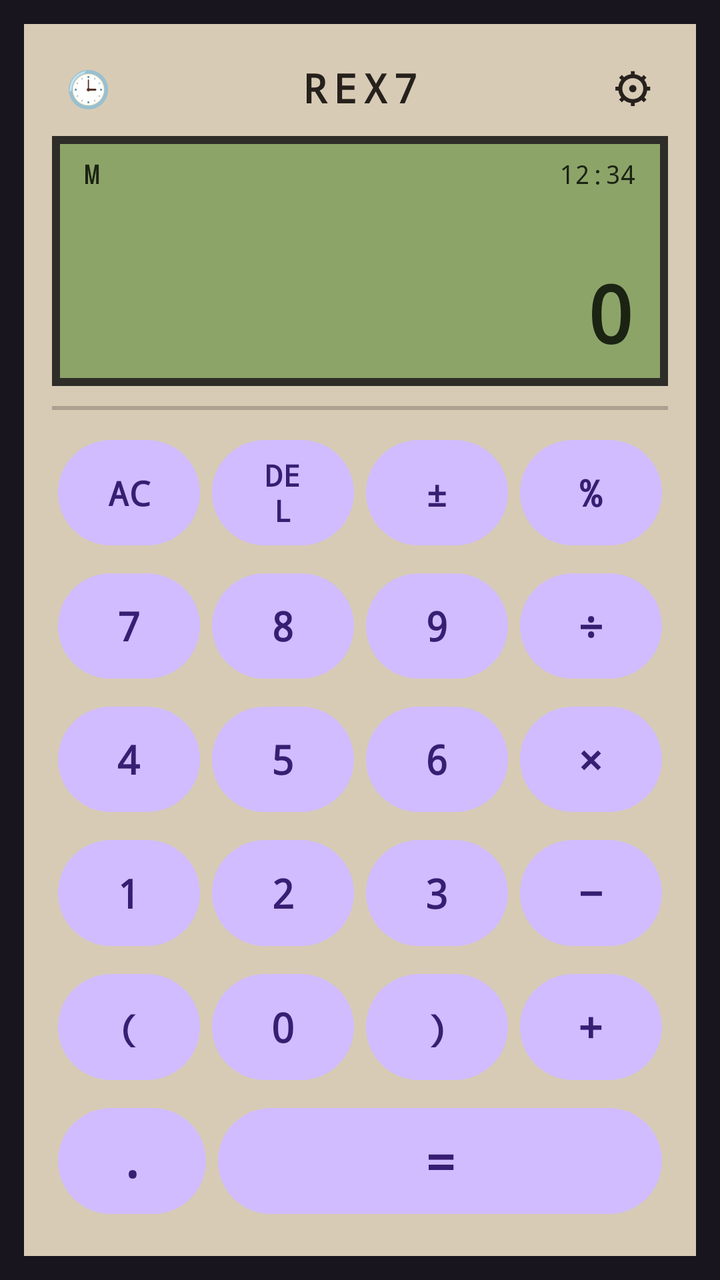
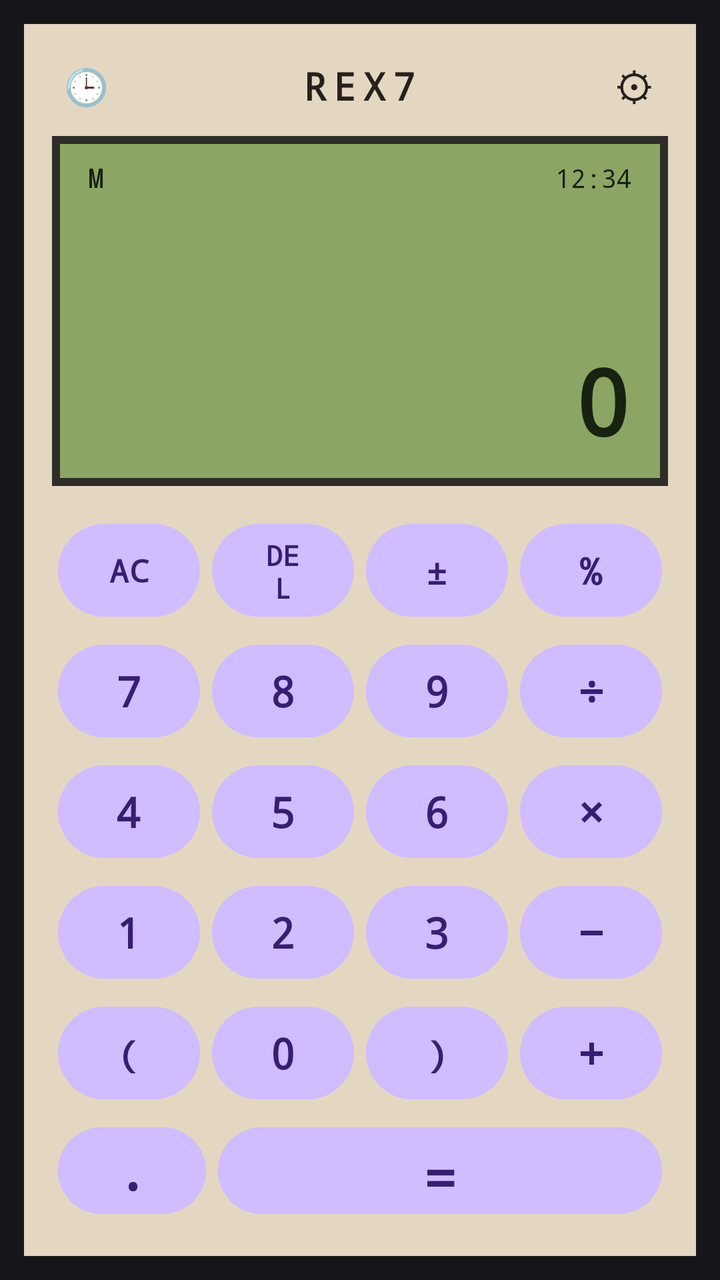

Before-and-after screenshots of an Android layout around one commit, followed by the original layout XML and the change that was made.
<!-- AndroidManifest.xml: application theme Theme.REX7Calculator -->
<!-- res/layout/activity_main.xml -->
<?xml version="1.0" encoding="utf-8"?>
<LinearLayout xmlns:android="http://schemas.android.com/apk/res/android"
    android:id="@+id/rootContainer"
    android:layout_width="match_parent"
    android:layout_height="match_parent"
    android:background="#18151E"
    android:gravity="center"
    android:orientation="vertical"
    android:padding="12dp">

    
    <LinearLayout
        android:id="@+id/chassisLayout"
        android:layout_width="match_parent"
        android:layout_height="match_parent"
        android:background="#D8CBB5"
        android:orientation="vertical"
        android:padding="14dp">

        
        <RelativeLayout
            android:layout_width="match_parent"
            android:layout_height="36dp">

            <TextView
                android:id="@+id/btnHistory"
                android:layout_width="36dp"
                android:layout_height="36dp"
                android:layout_alignParentStart="true"
                android:gravity="center"
                android:text="🕒"
                android:textSize="18sp" />

            <TextView
                android:id="@+id/tvBrand"
                android:layout_width="wrap_content"
                android:layout_height="wrap_content"
                android:layout_centerInParent="true"
                android:fontFamily="monospace"
                android:letterSpacing="0.15"
                android:text="REX7"
                android:textColor="#26211C"
                android:textSize="20sp"
                android:textStyle="bold" />

            <TextView
                android:id="@+id/btnSettings"
                android:layout_width="36dp"
                android:layout_height="36dp"
                android:layout_alignParentEnd="true"
                android:gravity="center"
                android:text="⚙"
                android:textColor="#26211C"
                android:textSize="20sp"
                android:textStyle="bold" />
        </RelativeLayout>

        
        <LinearLayout
            android:id="@+id/lcdBorderLayout"
            android:layout_width="match_parent"
            android:layout_height="125dp"
            android:layout_marginTop="6dp"
            android:layout_marginBottom="10dp"
            android:background="#2E2D28"
            android:padding="4dp">

            <LinearLayout
                android:id="@+id/lcdScreen"
                android:layout_width="match_parent"
                android:layout_height="match_parent"
                android:background="#8DA469"
                android:orientation="vertical"
                android:paddingStart="12dp"
                android:paddingTop="6dp"
                android:paddingEnd="12dp"
                android:paddingBottom="6dp">

                <RelativeLayout
                    android:layout_width="match_parent"
                    android:layout_height="wrap_content">

                    <TextView
                        android:id="@+id/tvLcdFlag"
                        android:layout_width="wrap_content"
                        android:layout_height="wrap_content"
                        android:fontFamily="monospace"
                        android:text="M"
                        android:textColor="#1B2313"
                        android:textSize="13sp"
                        android:textStyle="bold" />

                    <TextView
                        android:id="@+id/tvLcdClock"
                        android:layout_width="wrap_content"
                        android:layout_height="wrap_content"
                        android:layout_alignParentEnd="true"
                        android:fontFamily="monospace"
                        android:text="12:34"
                        android:textColor="#1B2313"
                        android:textSize="13sp" />
                </RelativeLayout>

                <TextView
                    android:id="@+id/tvExpression"
                    android:layout_width="match_parent"
                    android:layout_height="0dp"
                    android:layout_weight="1"
                    android:fontFamily="monospace"
                    android:gravity="start|center_vertical"
                    android:letterSpacing="0.05"
                    android:maxLines="1"
                    android:text=""
                    android:textColor="#1B2313"
                    android:textSize="20sp" />

                <TextView
                    android:id="@+id/tvResult"
                    android:layout_width="match_parent"
                    android:layout_height="wrap_content"
                    android:fontFamily="monospace"
                    android:gravity="end|bottom"
                    android:letterSpacing="0.05"
                    android:maxLines="1"
                    android:text="0"
                    android:textColor="#1B2313"
                    android:textSize="40sp"
                    android:textStyle="bold" />
            </LinearLayout>
        </LinearLayout>

        
        <View
            android:layout_width="match_parent"
            android:layout_height="2dp"
            android:layout_marginBottom="8dp"
            android:alpha="0.2"
            android:background="#000000" />

        
        <LinearLayout
            android:layout_width="match_parent"
            android:layout_height="0dp"
            android:layout_weight="1"
            android:orientation="vertical">

            
            <LinearLayout android:layout_width="match_parent" android:layout_height="0dp" android:layout_weight="1" android:orientation="horizontal">
                <Button android:id="@+id/btnAC" android:layout_width="0dp" android:layout_height="match_parent" android:layout_weight="1" android:layout_margin="3dp" android:fontFamily="monospace" android:text="AC" android:textSize="17sp" android:textStyle="bold" />
                <Button android:id="@+id/btnDel" android:layout_width="0dp" android:layout_height="match_parent" android:layout_weight="1" android:layout_margin="3dp" android:fontFamily="monospace" android:text="DEL" android:textSize="15sp" android:textStyle="bold" />
                <Button android:id="@+id/btnToggleSign" android:layout_width="0dp" android:layout_height="match_parent" android:layout_weight="1" android:layout_margin="3dp" android:fontFamily="monospace" android:text="±" android:textSize="18sp" android:textStyle="bold" />
                <Button android:id="@+id/btnPercent" android:layout_width="0dp" android:layout_height="match_parent" android:layout_weight="1" android:layout_margin="3dp" android:fontFamily="monospace" android:text="%" android:textSize="18sp" android:textStyle="bold" />
            </LinearLayout>

            
            <LinearLayout android:layout_width="match_parent" android:layout_height="0dp" android:layout_weight="1" android:orientation="horizontal">
                <Button android:id="@+id/btn7" android:layout_width="0dp" android:layout_height="match_parent" android:layout_weight="1" android:layout_margin="3dp" android:fontFamily="monospace" android:text="7" android:textSize="20sp" android:textStyle="bold" />
                <Button android:id="@+id/btn8" android:layout_width="0dp" android:layout_height="match_parent" android:layout_weight="1" android:layout_margin="3dp" android:fontFamily="monospace" android:text="8" android:textSize="20sp" android:textStyle="bold" />
                <Button android:id="@+id/btn9" android:layout_width="0dp" android:layout_height="match_parent" android:layout_weight="1" android:layout_margin="3dp" android:fontFamily="monospace" android:text="9" android:textSize="20sp" android:textStyle="bold" />
                <Button android:id="@+id/btnDivide" android:layout_width="0dp" android:layout_height="match_parent" android:layout_weight="1" android:layout_margin="3dp" android:fontFamily="monospace" android:text="÷" android:textSize="22sp" android:textStyle="bold" />
            </LinearLayout>

            
            <LinearLayout android:layout_width="match_parent" android:layout_height="0dp" android:layout_weight="1" android:orientation="horizontal">
                <Button android:id="@+id/btn4" android:layout_width="0dp" android:layout_height="match_parent" android:layout_weight="1" android:layout_margin="3dp" android:fontFamily="monospace" android:text="4" android:textSize="20sp" android:textStyle="bold" />
                <Button android:id="@+id/btn5" android:layout_width="0dp" android:layout_height="match_parent" android:layout_weight="1" android:layout_margin="3dp" android:fontFamily="monospace" android:text="5" android:textSize="20sp" android:textStyle="bold" />
                <Button android:id="@+id/btn6" android:layout_width="0dp" android:layout_height="match_parent" android:layout_weight="1" android:layout_margin="3dp" android:fontFamily="monospace" android:text="6" android:textSize="20sp" android:textStyle="bold" />
                <Button android:id="@+id/btnMultiply" android:layout_width="0dp" android:layout_height="match_parent" android:layout_weight="1" android:layout_margin="3dp" android:fontFamily="monospace" android:text="×" android:textSize="22sp" android:textStyle="bold" />
            </LinearLayout>

            
            <LinearLayout android:layout_width="match_parent" android:layout_height="0dp" android:layout_weight="1" android:orientation="horizontal">
                <Button android:id="@+id/btn1" android:layout_width="0dp" android:layout_height="match_parent" android:layout_weight="1" android:layout_margin="3dp" android:fontFamily="monospace" android:text="1" android:textSize="20sp" android:textStyle="bold" />
                <Button android:id="@+id/btn2" android:layout_width="0dp" android:layout_height="match_parent" android:layout_weight="1" android:layout_margin="3dp" android:fontFamily="monospace" android:text="2" android:textSize="20sp" android:textStyle="bold" />
                <Button android:id="@+id/btn3" android:layout_width="0dp" android:layout_height="match_parent" android:layout_weight="1" android:layout_margin="3dp" android:fontFamily="monospace" android:text="3" android:textSize="20sp" android:textStyle="bold" />
                <Button android:id="@+id/btnMinus" android:layout_width="0dp" android:layout_height="match_parent" android:layout_weight="1" android:layout_margin="3dp" android:fontFamily="monospace" android:text="−" android:textSize="22sp" android:textStyle="bold" />
            </LinearLayout>

            
            <LinearLayout android:layout_width="match_parent" android:layout_height="0dp" android:layout_weight="1" android:orientation="horizontal">
                <Button android:id="@+id/btnParenOpen" android:layout_width="0dp" android:layout_height="match_parent" android:layout_weight="1" android:layout_margin="3dp" android:fontFamily="monospace" android:text="(" android:textSize="18sp" android:textStyle="bold" />
                <Button android:id="@+id/btn0" android:layout_width="0dp" android:layout_height="match_parent" android:layout_weight="1" android:layout_margin="3dp" android:fontFamily="monospace" android:text="0" android:textSize="20sp" android:textStyle="bold" />
                <Button android:id="@+id/btnParenClose" android:layout_width="0dp" android:layout_height="match_parent" android:layout_weight="1" android:layout_margin="3dp" android:fontFamily="monospace" android:text=")" android:textSize="18sp" android:textStyle="bold" />
                <Button android:id="@+id/btnPlus" android:layout_width="0dp" android:layout_height="match_parent" android:layout_weight="1" android:layout_margin="3dp" android:fontFamily="monospace" android:text="+" android:textSize="22sp" android:textStyle="bold" />
            </LinearLayout>

            
            <LinearLayout android:layout_width="match_parent" android:layout_height="0dp" android:layout_weight="1" android:orientation="horizontal">
                <Button android:id="@+id/btnDot" android:layout_width="0dp" android:layout_height="match_parent" android:layout_weight="1" android:layout_margin="3dp" android:fontFamily="monospace" android:text="." android:textSize="22sp" android:textStyle="bold" />
                <Button android:id="@+id/btnEqual" android:layout_width="0dp" android:layout_height="match_parent" android:layout_weight="3" android:layout_margin="3dp" android:fontFamily="monospace" android:text="=" android:textSize="26sp" android:textStyle="bold" />
            </LinearLayout>

        </LinearLayout>
    </LinearLayout>
</LinearLayout>
<!-- resources referenced by this layout -->
<resources>
  <style name="Theme.REX7Calculator" parent="Theme.Material3.Dark.NoActionBar">
          <item name="android:statusBarColor">#121214</item>
          <item name="android:navigationBarColor">#121214</item>
          <item name="android:windowLightStatusBar">false</item>
      </style>
</resources>

<!-- the commit's change to res/layout/activity_main.xml (unified diff, before → after) -->
@@ -3,65 +3,58 @@
     android:id="@+id/rootContainer"
     android:layout_width="match_parent"
     android:layout_height="match_parent"
-    android:background="#18151E"
+    android:background="#15161A"
     android:gravity="center"
     android:orientation="vertical"
     android:padding="12dp">
 
-    
     <LinearLayout
         android:id="@+id/chassisLayout"
         android:layout_width="match_parent"
         android:layout_height="match_parent"
-        android:background="#D8CBB5"
+        android:background="#E4D7C2"
         android:orientation="vertical"
         android:padding="14dp">
 
-        
         <RelativeLayout
             android:layout_width="match_parent"
-            android:layout_height="36dp">
-
+            android:layout_height="34dp">
             <TextView
                 android:id="@+id/btnHistory"
-                android:layout_width="36dp"
-                android:layout_height="36dp"
+                android:layout_width="34dp"
+                android:layout_height="34dp"
                 android:layout_alignParentStart="true"
                 android:gravity="center"
                 android:text="🕒"
                 android:textSize="18sp" />
-
             <TextView
                 android:id="@+id/tvBrand"
                 android:layout_width="wrap_content"
                 android:layout_height="wrap_content"
                 android:layout_centerInParent="true"
                 android:fontFamily="monospace"
-                android:letterSpacing="0.15"
+                android:letterSpacing="0.18"
                 android:text="REX7"
                 android:textColor="#26211C"
-                android:textSize="20sp"
+                android:textSize="19sp"
                 android:textStyle="bold" />
-
             <TextView
                 android:id="@+id/btnSettings"
-                android:layout_width="36dp"
-                android:layout_height="36dp"
+                android:layout_width="34dp"
+                android:layout_height="34dp"
                 android:layout_alignParentEnd="true"
                 android:gravity="center"
                 android:text="⚙"
                 android:textColor="#26211C"
-                android:textSize="20sp"
-                android:textStyle="bold" />
+                android:textSize="20sp" />
         </RelativeLayout>
 
-        
         <LinearLayout
             android:id="@+id/lcdBorderLayout"
             android:layout_width="match_parent"
-            android:layout_height="125dp"
-            android:layout_marginTop="6dp"
-            android:layout_marginBottom="10dp"
+            android:layout_height="175dp"
+            android:layout_marginTop="8dp"
+            android:layout_marginBottom="12dp"
             android:background="#2E2D28"
             android:padding="4dp">
 
@@ -69,27 +62,25 @@
                 android:id="@+id/lcdScreen"
                 android:layout_width="match_parent"
                 android:layout_height="match_parent"
-                android:background="#8DA469"
+                android:background="#8BA664"
                 android:orientation="vertical"
-                android:paddingStart="12dp"
-                android:paddingTop="6dp"
-                android:paddingEnd="12dp"
-                android:paddingBottom="6dp">
+                android:paddingStart="14dp"
+                android:paddingTop="8dp"
+                android:paddingEnd="14dp"
+                android:paddingBottom="8dp">
 
                 <RelativeLayout
                     android:layout_width="match_parent"
                     android:layout_height="wrap_content">
-
                     <TextView
                         android:id="@+id/tvLcdFlag"
                         android:layout_width="wrap_content"
                         android:layout_height="wrap_content"
                         android:fontFamily="monospace"
                         android:text="M"
-                        android:textColor="#1B2313"
+                        android:textColor="#182210"
                         android:textSize="13sp"
                         android:textStyle="bold" />
-
                     <TextView
                         android:id="@+id/tvLcdClock"
                         android:layout_width="wrap_content"
@@ -97,7 +88,7 @@
                         android:layout_alignParentEnd="true"
                         android:fontFamily="monospace"
                         android:text="12:34"
-                        android:textColor="#1B2313"
+                        android:textColor="#182210"
                         android:textSize="13sp" />
                 </RelativeLayout>
 
@@ -111,8 +102,8 @@
                     android:letterSpacing="0.05"
                     android:maxLines="1"
                     android:text=""
-                    android:textColor="#1B2313"
-                    android:textSize="20sp" />
+                    android:textColor="#182210"
+                    android:textSize="24sp" />
 
                 <TextView
                     android:id="@+id/tvResult"
@@ -123,73 +114,57 @@
                     android:letterSpacing="0.05"
                     android:maxLines="1"
                     android:text="0"
-                    android:textColor="#1B2313"
-                    android:textSize="40sp"
+                    android:textColor="#182210"
+                    android:textSize="46sp"
                     android:textStyle="bold" />
             </LinearLayout>
         </LinearLayout>
 
-        
-        <View
-            android:layout_width="match_parent"
-            android:layout_height="2dp"
-            android:layout_marginBottom="8dp"
-            android:alpha="0.2"
-            android:background="#000000" />
-
-        
         <LinearLayout
             android:layout_width="match_parent"
             android:layout_height="0dp"
             android:layout_weight="1"
             android:orientation="vertical">
 
-            
             <LinearLayout android:layout_width="match_parent" android:layout_height="0dp" android:layout_weight="1" android:orientation="horizontal">
-                <Button android:id="@+id/btnAC" android:layout_width="0dp" android:layout_height="match_parent" android:layout_weight="1" android:layout_margin="3dp" android:fontFamily="monospace" android:text="AC" android:textSize="17sp" android:textStyle="bold" />
-                <Button android:id="@+id/btnDel" android:layout_width="0dp" android:layout_height="match_parent" android:layout_weight="1" android:layout_margin="3dp" android:fontFamily="monospace" android:text="DEL" android:textSize="15sp" android:textStyle="bold" />
+                <Button android:id="@+id/btnAC" android:layout_width="0dp" android:layout_height="match_parent" android:layout_weight="1" android:layout_margin="3dp" android:fontFamily="monospace" android:text="AC" android:textSize="16sp" android:textStyle="bold" />
+                <Button android:id="@+id/btnDel" android:layout_width="0dp" android:layout_height="match_parent" android:layout_weight="1" android:layout_margin="3dp" android:fontFamily="monospace" android:text="DEL" android:textSize="14sp" android:textStyle="bold" />
                 <Button android:id="@+id/btnToggleSign" android:layout_width="0dp" android:layout_height="match_parent" android:layout_weight="1" android:layout_margin="3dp" android:fontFamily="monospace" android:text="±" android:textSize="18sp" android:textStyle="bold" />
                 <Button android:id="@+id/btnPercent" android:layout_width="0dp" android:layout_height="match_parent" android:layout_weight="1" android:layout_margin="3dp" android:fontFamily="monospace" android:text="%" android:textSize="18sp" android:textStyle="bold" />
             </LinearLayout>
 
-            
             <LinearLayout android:layout_width="match_parent" android:layout_height="0dp" android:layout_weight="1" android:orientation="horizontal">
-                <Button android:id="@+id/btn7" android:layout_width="0dp" android:layout_height="match_parent" android:layout_weight="1" android:layout_margin="3dp" android:fontFamily="monospace" android:text="7" android:textSize="20sp" android:textStyle="bold" />
-                <Button android:id="@+id/btn8" android:layout_width="0dp" android:layout_height="match_parent" android:layout_weight="1" android:layout_margin="3dp" android:fontFamily="monospace" android:text="8" android:textSize="20sp" android:textStyle="bold" />
-                <Button android:id="@+id/btn9" android:layout_width="0dp" android:layout_height="match_parent" android:layout_weight="1" android:layout_margin="3dp" android:fontFamily="monospace" android:text="9" android:textSize="20sp" android:textStyle="bold" />
-                <Button android:id="@+id/btnDivide" android:layout_width="0dp" android:layout_height="match_parent" android:layout_weight="1" android:layout_margin="3dp" android:fontFamily="monospace" android:text="÷" android:textSize="22sp" android:textStyle="bold" />
+                <Button android:id="@+id/btn7" android:layout_width="0dp" android:layout_height="match_parent" android:layout_weight="1" android:layout_margin="3dp" android:fontFamily="monospace" android:text="7" android:textSize="21sp" android:textStyle="bold" />
+                <Button android:id="@+id/btn8" android:layout_width="0dp" android:layout_height="match_parent" android:layout_weight="1" android:layout_margin="3dp" android:fontFamily="monospace" android:text="8" android:textSize="21sp" android:textStyle="bold" />
+                <Button android:id="@+id/btn9" android:layout_width="0dp" android:layout_height="match_parent" android:layout_weight="1" android:layout_margin="3dp" android:fontFamily="monospace" android:text="9" android:textSize="21sp" android:textStyle="bold" />
+                <Button android:id="@+id/btnDivide" android:layout_width="0dp" android:layout_height="match_parent" android:layout_weight="1" android:layout_margin="3dp" android:fontFamily="monospace" android:text="÷" android:textSize="23sp" android:textStyle="bold" />
             </LinearLayout>
 
-            
             <LinearLayout android:layout_width="match_parent" android:layout_height="0dp" android:layout_weight="1" android:orientation="horizontal">
-                <Button android:id="@+id/btn4" android:layout_width="0dp" android:layout_height="match_parent" android:layout_weight="1" android:layout_margin="3dp" android:fontFamily="monospace" android:text="4" android:textSize="20sp" android:textStyle="bold" />
-                <Button android:id="@+id/btn5" android:layout_width="0dp" android:layout_height="match_parent" android:layout_weight="1" android:layout_margin="3dp" android:fontFamily="monospace" android:text="5" android:textSize="20sp" android:textStyle="bold" />
-                <Button android:id="@+id/btn6" android:layout_width="0dp" android:layout_height="match_parent" android:layout_weight="1" android:layout_margin="3dp" android:fontFamily="monospace" android:text="6" android:textSize="20sp" android:textStyle="bold" />
-                <Button android:id="@+id/btnMultiply" android:layout_width="0dp" android:layout_height="match_parent" android:layout_weight="1" android:layout_margin="3dp" android:fontFamily="monospace" android:text="×" android:textSize="22sp" android:textStyle="bold" />
+                <Button android:id="@+id/btn4" android:layout_width="0dp" android:layout_height="match_parent" android:layout_weight="1" android:layout_margin="3dp" android:fontFamily="monospace" android:text="4" android:textSize="21sp" android:textStyle="bold" />
+                <Button android:id="@+id/btn5" android:layout_width="0dp" android:layout_height="match_parent" android:layout_weight="1" android:layout_margin="3dp" android:fontFamily="monospace" android:text="5" android:textSize="21sp" android:textStyle="bold" />
+                <Button android:id="@+id/btn6" android:layout_width="0dp" android:layout_height="match_parent" android:layout_weight="1" android:layout_margin="3dp" android:fontFamily="monospace" android:text="6" android:textSize="21sp" android:textStyle="bold" />
+                <Button android:id="@+id/btnMultiply" android:layout_width="0dp" android:layout_height="match_parent" android:layout_weight="1" android:layout_margin="3dp" android:fontFamily="monospace" android:text="×" android:textSize="23sp" android:textStyle="bold" />
             </LinearLayout>
 
-            
             <LinearLayout android:layout_width="match_parent" android:layout_height="0dp" android:layout_weight="1" android:orientation="horizontal">
-                <Button android:id="@+id/btn1" android:layout_width="0dp" android:layout_height="match_parent" android:layout_weight="1" android:layout_margin="3dp" android:fontFamily="monospace" android:text="1" android:textSize="20sp" android:textStyle="bold" />
-                <Button android:id="@+id/btn2" android:layout_width="0dp" android:layout_height="match_parent" android:layout_weight="1" android:layout_margin="3dp" android:fontFamily="monospace" android:text="2" android:textSize="20sp" android:textStyle="bold" />
-                <Button android:id="@+id/btn3" android:layout_width="0dp" android:layout_height="match_parent" android:layout_weight="1" android:layout_margin="3dp" android:fontFamily="monospace" android:text="3" android:textSize="20sp" android:textStyle="bold" />
-                <Button android:id="@+id/btnMinus" android:layout_width="0dp" android:layout_height="match_parent" android:layout_weight="1" android:layout_margin="3dp" android:fontFamily="monospace" android:text="−" android:textSize="22sp" android:textStyle="bold" />
+                <Button android:id="@+id/btn1" android:layout_width="0dp" android:layout_height="match_parent" android:layout_weight="1" android:layout_margin="3dp" android:fontFamily="monospace" android:text="1" android:textSize="21sp" android:textStyle="bold" />
+                <Button android:id="@+id/btn2" android:layout_width="0dp" android:layout_height="match_parent" android:layout_weight="1" android:layout_margin="3dp" android:fontFamily="monospace" android:text="2" android:textSize="21sp" android:textStyle="bold" />
+                <Button android:id="@+id/btn3" android:layout_width="0dp" android:layout_height="match_parent" android:layout_weight="1" android:layout_margin="3dp" android:fontFamily="monospace" android:text="3" android:textSize="21sp" android:textStyle="bold" />
+                <Button android:id="@+id/btnMinus" android:layout_width="0dp" android:layout_height="match_parent" android:layout_weight="1" android:layout_margin="3dp" android:fontFamily="monospace" android:text="−" android:textSize="23sp" android:textStyle="bold" />
             </LinearLayout>
 
-            
             <LinearLayout android:layout_width="match_parent" android:layout_height="0dp" android:layout_weight="1" android:orientation="horizontal">
                 <Button android:id="@+id/btnParenOpen" android:layout_width="0dp" android:layout_height="match_parent" android:layout_weight="1" android:layout_margin="3dp" android:fontFamily="monospace" android:text="(" android:textSize="18sp" android:textStyle="bold" />
-                <Button android:id="@+id/btn0" android:layout_width="0dp" android:layout_height="match_parent" android:layout_weight="1" android:layout_margin="3dp" android:fontFamily="monospace" android:text="0" android:textSize="20sp" android:textStyle="bold" />
+                <Button android:id="@+id/btn0" android:layout_width="0dp" android:layout_height="match_parent" android:layout_weight="1" android:layout_margin="3dp" android:fontFamily="monospace" android:text="0" android:textSize="21sp" android:textStyle="bold" />
                 <Button android:id="@+id/btnParenClose" android:layout_width="0dp" android:layout_height="match_parent" android:layout_weight="1" android:layout_margin="3dp" android:fontFamily="monospace" android:text=")" android:textSize="18sp" android:textStyle="bold" />
-                <Button android:id="@+id/btnPlus" android:layout_width="0dp" android:layout_height="match_parent" android:layout_weight="1" android:layout_margin="3dp" android:fontFamily="monospace" android:text="+" android:textSize="22sp" android:textStyle="bold" />
+                <Button android:id="@+id/btnPlus" android:layout_width="0dp" android:layout_height="match_parent" android:layout_weight="1" android:layout_margin="3dp" android:fontFamily="monospace" android:text="+" android:textSize="23sp" android:textStyle="bold" />
             </LinearLayout>
 
-            
-            <LinearLayout android:layout_width="match_parent" android:layout_height="0dp" android:layout_weight="1" android:orientation="horizontal">
-                <Button android:id="@+id/btnDot" android:layout_width="0dp" android:layout_height="match_parent" android:layout_weight="1" android:layout_margin="3dp" android:fontFamily="monospace" android:text="." android:textSize="22sp" android:textStyle="bold" />
-                <Button android:id="@+id/btnEqual" android:layout_width="0dp" android:layout_height="match_parent" android:layout_weight="3" android:layout_margin="3dp" android:fontFamily="monospace" android:text="=" android:textSize="26sp" android:textStyle="bold" />
+            <LinearLayout android:layout_width="match_parent" android:layout_height="0dp" android:layout_weight="0.95" android:orientation="horizontal">
+                <Button android:id="@+id/btnDot" android:layout_width="0dp" android:layout_height="match_parent" android:layout_weight="1" android:layout_margin="3dp" android:fontFamily="monospace" android:text="." android:textSize="24sp" android:textStyle="bold" />
+                <Button android:id="@+id/btnEqual" android:layout_width="0dp" android:layout_height="match_parent" android:layout_weight="3" android:layout_margin="3dp" android:fontFamily="monospace" android:text="=" android:textSize="28sp" android:textStyle="bold" />
             </LinearLayout>
-
         </LinearLayout>
     </LinearLayout>
 </LinearLayout>
